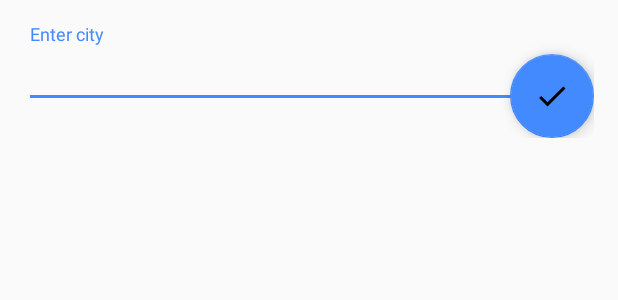
After one commit to Maks347743/WeatherViewer, an Android app: the layout fragment_list_weather.xml on its own in the app's theme, with its tools: preview values and no code run, on a phone screen of 412 x 824 dp. The commit adds this screen. Shown: the top 300 px of the screen. Run offline under Robolectric (Android 15) with nearby library versions, the phone set to English and light mode, and no system bars.

Commit message:
Упрощение макетов без изменения функционала, добавление фрагментов
- Упрощены макеты без изменения функционала
- Улучшена расширяемость приложения (добавлены фрагменты)

```diff
--- a/app/src/main/AndroidManifest.xml
+++ b/app/src/main/AndroidManifest.xml
@@ -13,9 +13,9 @@
         android:theme="@style/AppTheme">
         <activity
             android:screenOrientation="portrait"
-            android:name=".MainActivity"
+            android:name=".ListWeatherActivity"
             android:label="@string/app_name"
-            android:theme="@style/AppTheme.NoActionBar">
+            android:theme="@style/AppTheme">
             <intent-filter>
                 <action android:name="android.intent.action.MAIN"/>
 
--- /dev/null
+++ b/app/src/main/res/layout/fragment_list_weather.xml
@@ -0,0 +1,44 @@
+<?xml version="1.0" encoding="utf-8"?>
+
+    <LinearLayout
+        android:id="@+id/rootFragmentListWeather"
+        xmlns:android="http://schemas.android.com/apk/res/android"
+        android:layout_width="match_parent"
+        android:layout_height="match_parent"
+        android:layout_margin="@dimen/content_margin"
+        android:orientation="vertical">
+
+    <FrameLayout
+        android:layout_width="match_parent"
+        android:layout_height="wrap_content">
+
+        <android.support.design.widget.TextInputLayout
+            android:layout_width="match_parent"
+            android:layout_height="wrap_content">
+
+            <android.support.design.widget.TextInputEditText
+                android:id="@+id/locationEditText"
+                android:layout_width="match_parent"
+                android:layout_height="wrap_content"
+                android:hint="@string/hint_text"
+                android:singleLine="true"/>
+
+        </android.support.design.widget.TextInputLayout>
+
+        <android.support.design.widget.FloatingActionButton
+            android:id="@+id/fab"
+            android:layout_width="wrap_content"
+            android:layout_height="wrap_content"
+            android:layout_gravity="end"
+            android:layout_marginTop="@dimen/fab_margin_top"
+            android:src="@drawable/ic_done_black_24dp"/>
+    </FrameLayout>
+
+
+
+        <android.support.v7.widget.RecyclerView
+            android:id="@+id/weatherRecyclerView"
+            android:layout_width="match_parent"
+            android:layout_height="0dp"
+            android:layout_weight="1"/>
+    </LinearLayout>
--- a/app/src/main/res/values/dimens.xml
+++ b/app/src/main/res/values/dimens.xml
@@ -1,6 +1,5 @@
 <resources>
-    <dimen name="fab_margin">16dp</dimen>
-    <dimen name="fab_margin_top">90dp</dimen>
+    <dimen name="fab_margin_top">20dp</dimen>
     <dimen name="content_margin">16dp</dimen>
     <dimen name="image_side_length">50dp</dimen>
 </resources>
--- a/app/src/main/res/values/strings.xml
+++ b/app/src/main/res/values/strings.xml
@@ -1,6 +1,5 @@
 <resources>
     <string name="app_name">WeatherViewer</string>
-    <string name="action_settings">Settings</string>
     <string name="api_key">04fbfd395dab45a78f09a0c378726e0f</string>
     <string name="web_service_url">http://api.weatherbit.io/v2.0/forecast/daily?city=%s&amp;key=%s</string>
     <string name="invalid_url">Invalid URL</string>
--- a/app/src/main/res/values/styles.xml
+++ b/app/src/main/res/values/styles.xml
@@ -8,13 +8,4 @@
         <item name="colorAccent">@color/colorAccent</item>
     </style>
 
-    <style name="AppTheme.NoActionBar">
-        <item name="windowActionBar">false</item>
-        <item name="windowNoTitle">true</item>
-    </style>
-
-    <style name="AppTheme.AppBarOverlay" parent="ThemeOverlay.AppCompat.Dark.ActionBar"/>
-
-    <style name="AppTheme.PopupOverlay" parent="ThemeOverlay.AppCompat.Light"/>
-
 </resources>
```
Also changed, not shown: app/src/main/java/com/geek/maksim/potapov/weatherviewer/ListWeatherActivity.java (added, +22 -0 lines), app/src/main/java/com/geek/maksim/potapov/weatherviewer/ListWeatherFragment.java (renamed from app/src/main/java/com/geek/maksim/potapov/weatherviewer/MainActivity.java, +23 -24 lines), app/src/main/res/layout/activity_list_weather.xml (added, +14 -0 lines), app/src/main/res/layout/activity_main.xml (deleted, +0 -39 lines), app/src/main/res/layout/content_main.xml (deleted, +0 -32 lines), app/src/main/res/menu/menu_main.xml (deleted, +0 -10 lines), 34 other files.
